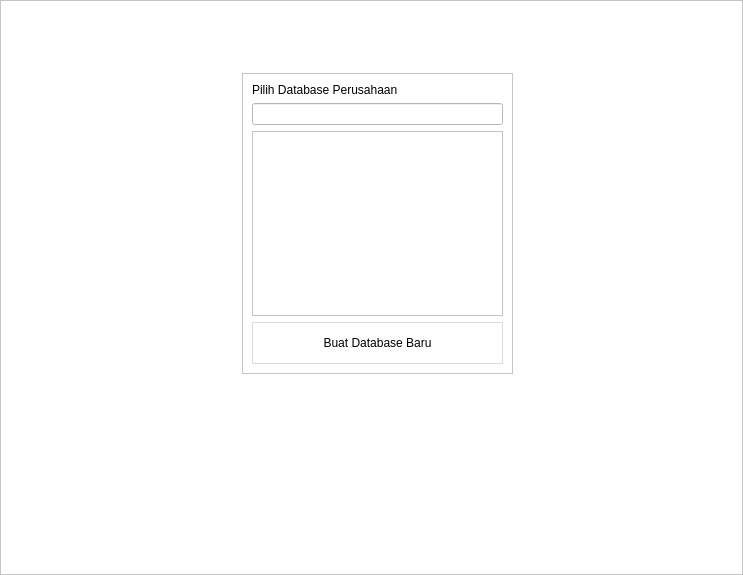
Old version of the form source/login/login_ui.ui in the repository fnugrahendi/petuk.corp.
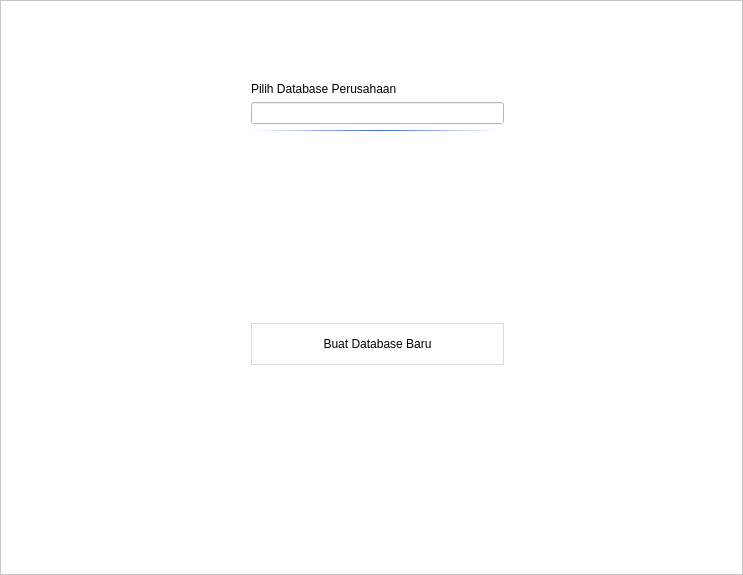
New version of the form.

Commit message: Database select styling

The edit to the form file:
```diff
--- a/source/login/login_ui.ui
+++ b/source/login/login_ui.ui
@@ -362,6 +362,14 @@
          <height>301</height>
         </rect>
        </property>
+       <property name="styleSheet">
+        <string notr="true">QLabel{
+	border:0px;
+}
+QFrame{
+	border:0px;
+}</string>
+       </property>
        <property name="frameShape">
         <enum>QFrame::StyledPanel</enum>
        </property>
@@ -382,6 +390,12 @@
 QPushButton::hover{
 	background-color: qlineargradient(spread:pad, x1:0.511111, y1:1, x2:0.49, y2:0.420455, stop:0 rgba(16, 159, 255, 255), stop:1 rgba(98, 187, 255, 255));
 color:white;
+}
+QFrame{
+	border:0px;
+	border-top-width:1px;
+	border-top-style:solid;
+	border-top-color: qlineargradient(spread:pad, x1:0, y1:0, x2:1, y2:0, stop:0 rgba(255, 178, 102, 0), stop:0.5 rgba(61, 104, 235, 255), stop:0.98 rgba(0, 0, 0, 0), stop:1 rgba(0, 0, 0, 0));
 }</string>
           </property>
           <property name="widgetResizable">
@@ -392,8 +406,8 @@
             <rect>
              <x>0</x>
              <y>0</y>
-             <width>249</width>
-             <height>184</height>
+             <width>251</width>
+             <height>186</height>
             </rect>
            </property>
            <layout class="QVBoxLayout" name="ivl_Database_ListContent"/>
@@ -405,6 +419,9 @@
         </item>
         <item row="0" column="0">
          <widget class="QLabel" name="lb_Database_Judul">
+          <property name="styleSheet">
+           <string notr="true">border:0px;</string>
+          </property>
           <property name="text">
            <string>Pilih Database Perusahaan</string>
           </property>
```
The commit also changes 1 other file.
